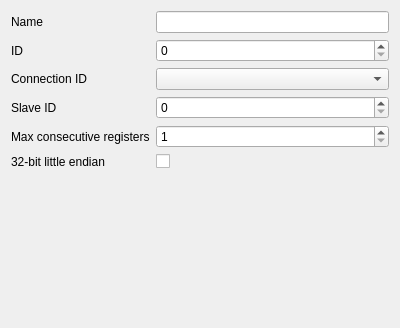
Above: src/customwidgets/deviceform.ui from ModbusScope/ModbusScope before the change. Below: the same form after it.
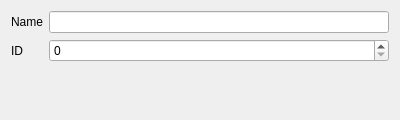
That is the form after the change.

Commit message: Clean-up device class

The edit to the form file:
```diff
--- a/src/customwidgets/deviceform.ui
+++ b/src/customwidgets/deviceform.ui
@@ -7,7 +7,7 @@
     <x>0</x>
     <y>0</y>
     <width>400</width>
-    <height>328</height>
+    <height>120</height>
    </rect>
   </property>
   <property name="windowTitle">
@@ -16,43 +16,6 @@
   <layout class="QVBoxLayout" name="verticalLayout">
    <item>
     <layout class="QGridLayout" name="gridLayout">
-     <item row="2" column="0">
-      <widget class="QLabel" name="label_3">
-       <property name="text">
-        <string>Connection ID</string>
-       </property>
-      </widget>
-     </item>
-     <item row="0" column="1">
-      <widget class="QLineEdit" name="lineName"/>
-     </item>
-     <item row="1" column="1">
-      <widget class="QSpinBox" name="spinId"/>
-     </item>
-     <item row="3" column="1">
-      <widget class="QSpinBox" name="spinSlaveId">
-       <property name="maximum">
-        <number>255</number>
-       </property>
-      </widget>
-     </item>
-     <item row="3" column="0">
-      <widget class="QLabel" name="label_4">
-       <property name="text">
-        <string>Slave ID</string>
-       </property>
-      </widget>
-     </item>
-     <item row="2" column="1">
-      <widget class="QComboBox" name="comboConnection"/>
-     </item>
-     <item row="4" column="0">
-      <widget class="QLabel" name="label_5">
-       <property name="text">
-        <string>Max consecutive registers</string>
-       </property>
-      </widget>
-     </item>
      <item row="0" column="0">
       <widget class="QLabel" name="label">
        <property name="text">
@@ -60,6 +23,9 @@
        </property>
       </widget>
      </item>
+     <item row="0" column="1">
+      <widget class="QLineEdit" name="lineName"/>
+     </item>
      <item row="1" column="0">
       <widget class="QLabel" name="label_2">
        <property name="text">
@@ -67,29 +33,8 @@
        </property>
       </widget>
      </item>
-     <item row="4" column="1">
-      <widget class="QSpinBox" name="spinConsecutiveMax">
-       <property name="minimum">
-        <number>1</number>
-       </property>
-       <property name="maximum">
-        <number>125</number>
-       </property>
-      </widget>
-     </item>
-     <item row="5" column="0">
-      <widget class="QLabel" name="label_6">
-       <property name="text">
-        <string>32-bit little endian</string>
-       </property>
-      </widget>
-     </item>
-     <item row="5" column="1">
-      <widget class="QCheckBox" name="checkEndianness">
-       <property name="text">
-        <string/>
-       </property>
-      </widget>
+     <item row="1" column="1">
+      <widget class="QSpinBox" name="spinId"/>
      </item>
     </layout>
    </item>
```
The commit also changes 13 other files.
